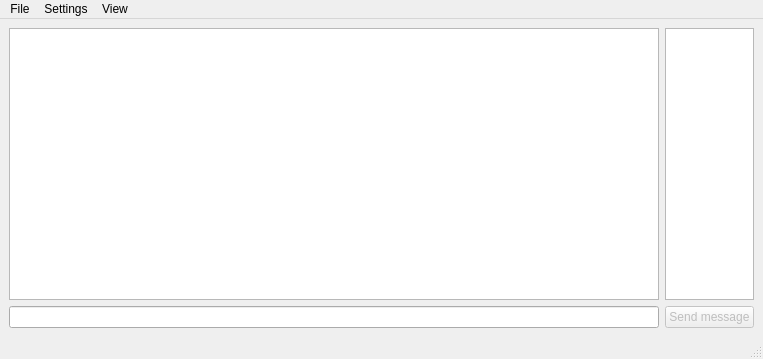
First picture: the form in Client/Client/client.ui, repository Sivoha/Qt-Chat, before the edit.
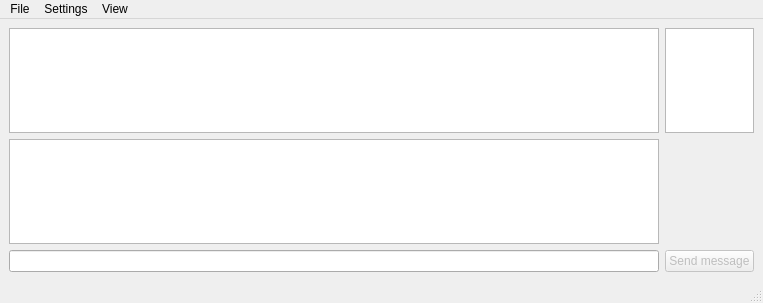
Second picture: the form after the edit. Custom widgets are drawn as their Qt base class.

The edit to the form file:
```diff
--- a/Client/Client/client.ui
+++ b/Client/Client/client.ui
@@ -7,7 +7,7 @@
     <x>0</x>
     <y>0</y>
     <width>757</width>
-    <height>359</height>
+    <height>303</height>
    </rect>
   </property>
   <property name="windowTitle">
@@ -15,30 +15,7 @@
   </property>
   <widget class="QWidget" name="centralwidget">
    <layout class="QGridLayout" name="gridLayout">
-    <item row="0" column="1">
-     <widget class="UserListWidget" name="userListWidget">
-      <property name="maximumSize">
-       <size>
-        <width>300</width>
-        <height>16777215</height>
-       </size>
-      </property>
-     </widget>
-    </item>
-    <item row="1" column="0">
-     <widget class="QLineEdit" name="newMessageLine">
-      <property name="minimumSize">
-       <size>
-        <width>650</width>
-        <height>0</height>
-       </size>
-      </property>
-      <property name="readOnly">
-       <bool>true</bool>
-      </property>
-     </widget>
-    </item>
-    <item row="1" column="1">
+    <item row="2" column="1">
      <widget class="SendButton" name="sendMessageButton">
       <property name="enabled">
        <bool>false</bool>
@@ -54,6 +31,29 @@
       </property>
      </widget>
     </item>
+    <item row="0" column="1">
+     <widget class="UserListWidget" name="userListWidget">
+      <property name="maximumSize">
+       <size>
+        <width>300</width>
+        <height>16777215</height>
+       </size>
+      </property>
+     </widget>
+    </item>
+    <item row="2" column="0">
+     <widget class="QLineEdit" name="newMessageLine">
+      <property name="minimumSize">
+       <size>
+        <width>650</width>
+        <height>0</height>
+       </size>
+      </property>
+      <property name="readOnly">
+       <bool>true</bool>
+      </property>
+     </widget>
+    </item>
     <item row="0" column="0">
      <widget class="MessageListWidget" name="messageListWidget">
       <property name="minimumSize">
@@ -73,6 +73,9 @@
       </property>
      </widget>
     </item>
+    <item row="1" column="0">
+     <widget class="MessageListWidget" name="messageHistoryWidget"/>
+    </item>
    </layout>
   </widget>
   <widget class="QMenuBar" name="menubar">
```
Left out of the diff: 20 changed lines with no effect on the pictures.
